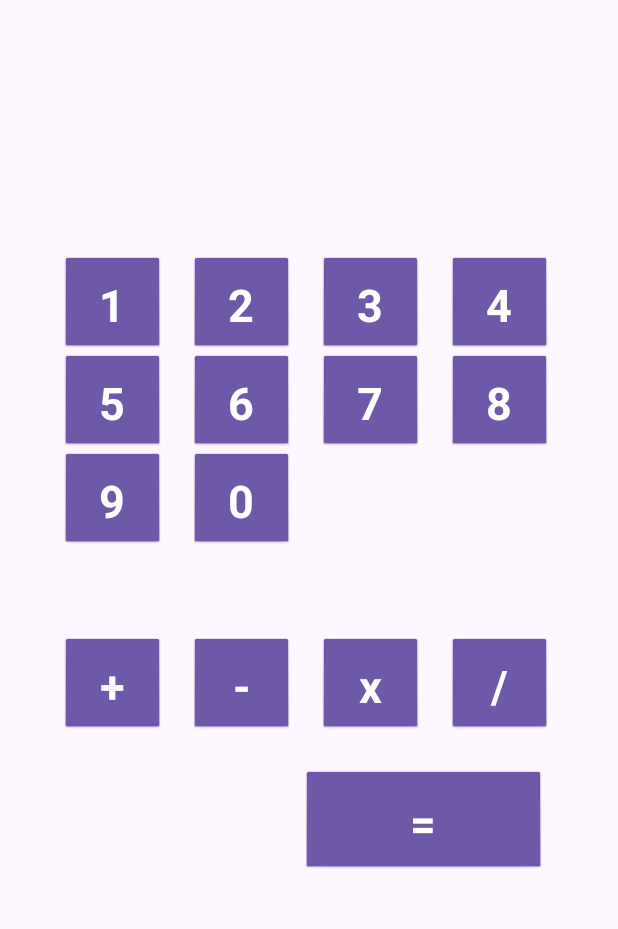
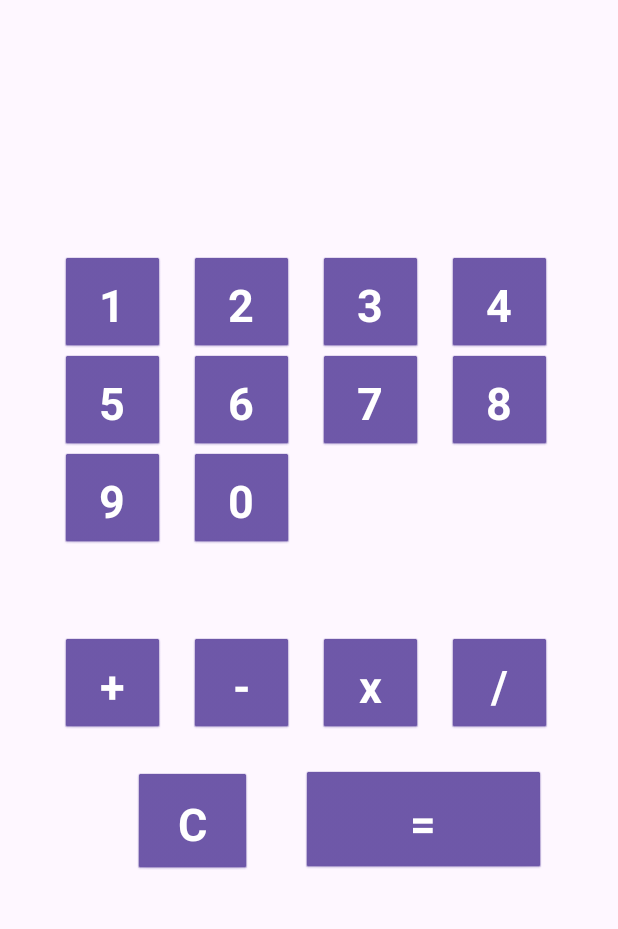
Before and after one commit to ShannonC8/Calculator, an Android app: the screen it shows after launch (MainActivity), on a phone screen of 412 x 824 dp, the part 155-1084 px from its top. Run offline under Robolectric (Android 15) with nearby library versions, the light colour scheme and no system bars.

Commit message:
new comments and stuff

```diff
--- a/app/src/main/res/layout/activity_main.xml
+++ b/app/src/main/res/layout/activity_main.xml
@@ -161,5 +161,18 @@
         app:layout_constraintTop_toBottomOf="@+id/linearLayout"
         tools:ignore="MissingConstraints" />
 
+    <Button
+        android:id="@+id/clear"
+        style="@style/NumberButton"
+        android:layout_width="79dp"
+        android:layout_height="69dp"
+        android:layout_marginEnd="224dp"
+        android:layout_marginBottom="114dp"
+        android:text="C"
+        app:layout_constraintBottom_toBottomOf="parent"
+        app:layout_constraintEnd_toEndOf="parent"
+        app:layout_constraintTop_toBottomOf="@+id/linearLayout"
+        app:layout_constraintVertical_bias="0.907" />
+
 
 </androidx.constraintlayout.widget.ConstraintLayout>
```
Also changed, not shown: app/src/main/java/com/example/calculator/MainActivity.java (+24 -16 lines).
